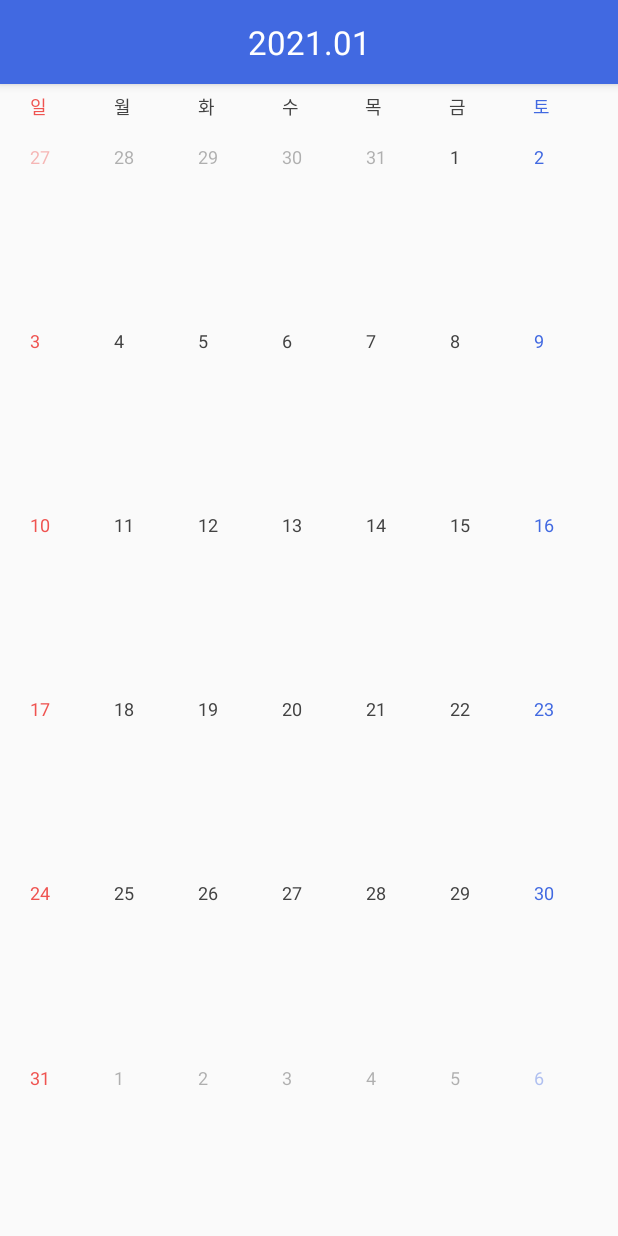
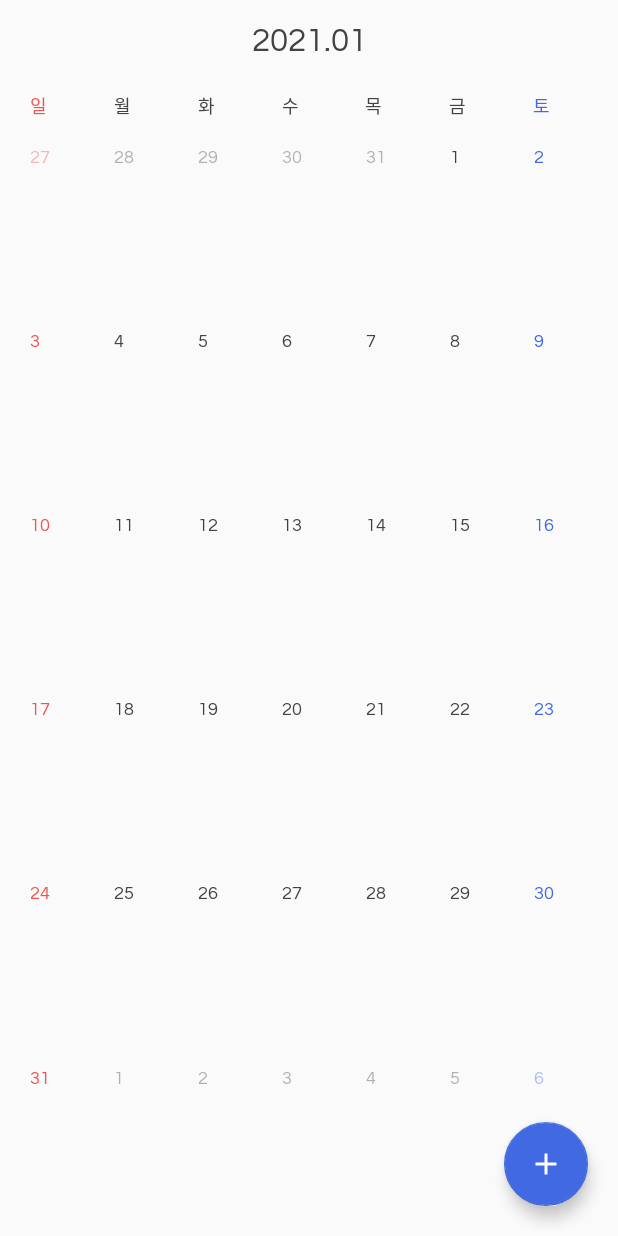
Before and after one commit to hgkim2024/AOSCalendar, an Android app: the screen it shows after launch (ActivityStart), on a phone screen of 412 x 824 dp. Run offline under Robolectric (Android 15) with nearby library versions, the phone set to English and light mode, and no system bars.

Commit message:
디자인 조정중

```diff
--- a/app/src/main/java/com/asusoft/calendar/activity/ActivityStart.kt
+++ b/app/src/main/java/com/asusoft/calendar/activity/ActivityStart.kt
@@ -1,22 +1,21 @@
 package com.asusoft.calendar.activity
 
+import android.animation.ObjectAnimator
+import android.animation.StateListAnimator
+import android.os.Build
 import android.os.Bundle
 import android.widget.TextView
+import androidx.annotation.RequiresApi
 import androidx.appcompat.app.AppCompatActivity
 import androidx.appcompat.widget.Toolbar
-import androidx.constraintlayout.widget.ConstraintLayout
 import androidx.fragment.app.FragmentManager
 import com.asusoft.calendar.*
 import com.asusoft.calendar.fragment.month.FragmentMonthViewPager
-import com.asusoft.calendar.util.`object`.MonthCalendarUIUtil
-import com.asusoft.calendar.util.getToday
-import com.asusoft.calendar.util.prevMonth
-import com.asusoft.calendar.util.startOfMonth
-import java.util.*
-import kotlin.collections.ArrayList
+import com.google.android.material.appbar.AppBarLayout
 
 
 class ActivityStart : AppCompatActivity(), FragmentManager.OnBackStackChangedListener {
+    @RequiresApi(Build.VERSION_CODES.P)
     override fun onCreate(savedInstanceState: Bundle?) {
         super.onCreate(savedInstanceState)
 
@@ -33,6 +32,12 @@ class ActivityStart : AppCompatActivity(), FragmentManager.OnBackStackChangedLis
         setSupportActionBar(toolbar)
         supportActionBar?.setDisplayShowTitleEnabled(false);
         supportFragmentManager.addOnBackStackChangedListener(this)
+
+        // remove shadow
+        val appBarLayout = findViewById<AppBarLayout>(R.id.app_bar)
+        val stateListAnimator = StateListAnimator()
+        stateListAnimator.addState(IntArray(0), ObjectAnimator.ofFloat(appBarLayout, "elevation", 0f))
+        appBarLayout.stateListAnimator = stateListAnimator
 
         if (savedInstanceState == null)
             supportFragmentManager.beginTransaction().add(R.id.fragment, FragmentMonthViewPager.newInstance(), "FragmentMonthViewPager").commit()
--- /dev/null
+++ b/app/src/main/res/drawable/ic_baseline_add_24.xml
@@ -0,0 +1,5 @@
+<vector android:height="24dp" android:tint="#FFFFFF"
+    android:viewportHeight="24" android:viewportWidth="24"
+    android:width="24dp" xmlns:android="http://schemas.android.com/apk/res/android">
+    <path android:fillColor="@android:color/white" android:pathData="M19,13h-6v6h-2v-6H5v-2h6V5h2v6h6v2z"/>
+</vector>
--- a/app/src/main/res/layout/activity_main.xml
+++ b/app/src/main/res/layout/activity_main.xml
@@ -8,6 +8,7 @@
     xmlns:app="http://schemas.android.com/apk/res-auto">
 
     <com.google.android.material.appbar.AppBarLayout
+        android:id="@+id/app_bar"
         android:layout_width="match_parent"
         android:layout_height="wrap_content">
 
@@ -22,7 +23,7 @@
                 android:layout_width="wrap_content"
                 android:layout_height="wrap_content"
                 android:layout_gravity="center"
-                android:textColor="#ffffff"
+                android:textColor="@color/font"
                 android:id="@+id/action_bar_title"
                 android:textSize="22sp"
                 android:background="@android:color/transparent"/>
--- a/app/src/main/res/layout/fragment_view_pager.xml
+++ b/app/src/main/res/layout/fragment_view_pager.xml
@@ -20,4 +20,16 @@
         app:layout_constraintTop_toBottomOf="@+id/week_header"
         app:layout_constraintBottom_toBottomOf="parent"/>
 
+    <com.google.android.material.floatingactionbutton.FloatingActionButton
+        android:id="@+id/btn_float"
+        android:layout_width="wrap_content"
+        android:layout_height="wrap_content"
+        android:src="@drawable/ic_baseline_add_24"
+        android:layout_alignParentEnd="true"
+        android:layout_alignParentBottom="true"
+        app:layout_constraintBottom_toBottomOf="parent"
+        app:layout_constraintEnd_toEndOf="parent"
+        android:layout_marginBottom="20dp"
+        android:layout_marginEnd="20dp"/>
+
 </androidx.constraintlayout.widget.ConstraintLayout>
--- a/app/src/main/res/values/colors.xml
+++ b/app/src/main/res/values/colors.xml
@@ -1,7 +1,7 @@
 <?xml version="1.0" encoding="utf-8"?>
 <resources>
-    <color name="colorPrimary">#4169E1</color>
-    <color name="colorPrimaryDark">@color/colorPrimary</color>
+    <color name="colorPrimary">@color/background</color>
+    <color name="colorPrimaryDark">@color/background</color>
     <color name="colorAccent">#4169E1</color>
 
     <color name="red">#EF5350</color>
--- a/app/src/main/res/values/styles.xml
+++ b/app/src/main/res/values/styles.xml
@@ -1,5 +1,7 @@
 <resources xmlns:tools="http://schemas.android.com/tools">
     <style name="AppTheme" parent="Theme.AppCompat.Light.NoActionBar">
+        <item name="android:windowLightStatusBar">true</item>
+
         <item name="colorPrimary">@color/colorPrimary</item>
         <item name="colorPrimaryDark">@color/colorPrimaryDark</item>
         <item name="colorAccent">@color/colorAccent</item>
@@ -10,7 +12,7 @@
         <item name="android:textColor">@color/font</item>
         <item name="android:alertDialogTheme">@style/lightDialog</item>
         <item name="actionOverflowButtonStyle">@style/menuTheme</item>
-<!--        <item name="android:fontFamily">@font/questrial_regular</item>-->
+        <item name="android:fontFamily">@font/questrial_regular</item>
     </style>
 
     <style name="lightDialog" parent="Theme.AppCompat.Light.Dialog">
```
Also changed, not shown: app/src/main/java/com/asusoft/calendar/application/CalendarApplication.kt (added, +22 -0 lines), app/src/main/java/com/asusoft/calendar/realm/eventItem.kt (added, +20 -0 lines), app/src/main/res/font/font.xml (added, +7 -0 lines), app/src/main/res/font/questrial_regular.ttf (added).
